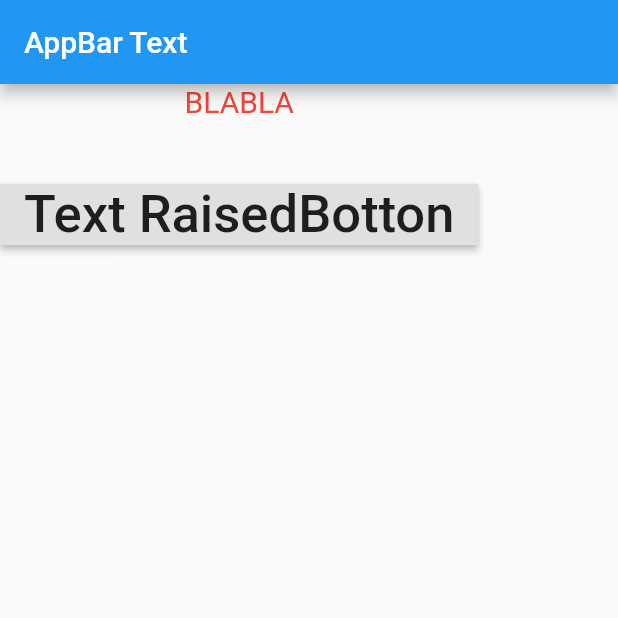
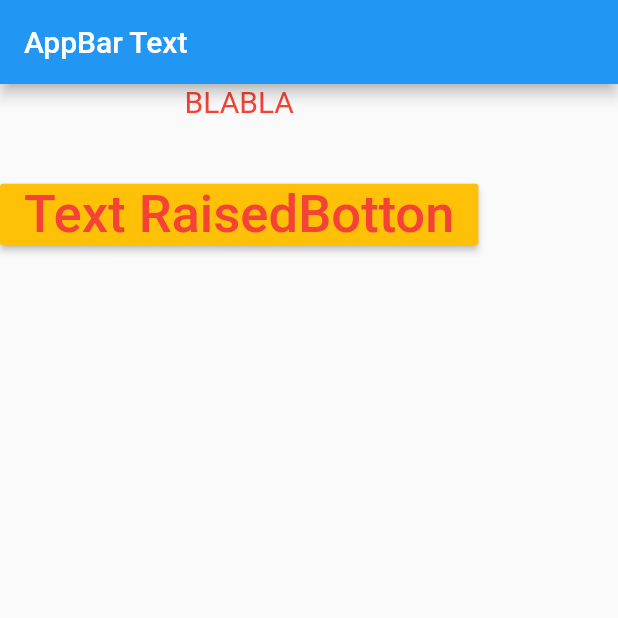
Before and after one commit to Devsaci/flutter2basic, a Flutter app: the screen it shows after launch, on a phone screen of 412 x 824 dp, the top half of it. Run offline on Flutter 3.47's test engine with Material 2 defaults, Android fonts, the phone set to English and light mode, and no system bars.

Commit message:
ColorsButton

```diff
--- a/lib/main.dart
+++ b/lib/main.dart
@@ -36,9 +36,13 @@ class _MyAppState extends State<MyApp> {
                       str = "BayBay";
                     });
                   } ,
+                  color: Colors.amber,
+                  textColor: Colors.green,
+                  splashColor: Colors.blue,
+                  highlightColor: Colors.yellow,
                   child: Text(
                     "Text RaisedBotton",
-                    style: TextStyle(fontSize: 35),
+                    style: TextStyle(fontSize: 35,color: Colors.red),
                   ),
                 ),
               ],
```
